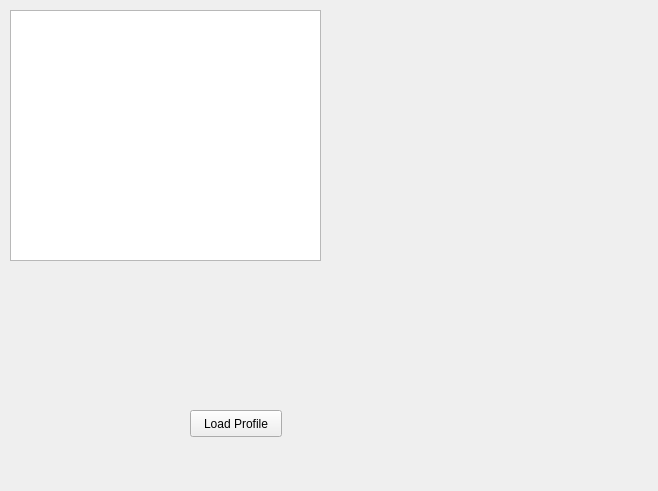
First picture: the form in gui/profilegui.ui, repository Huy-Nguyen-HCI/RocketBook, before the edit.
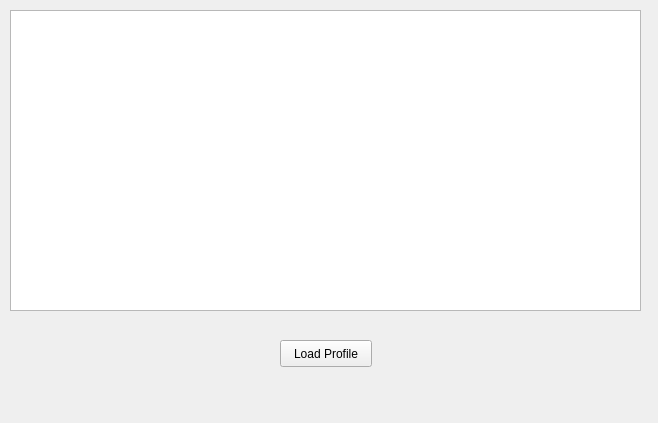
Second picture: the form after the edit.

Diff of the .ui file:
```diff
--- a/gui/profilegui.ui
+++ b/gui/profilegui.ui
@@ -7,7 +7,7 @@
     <x>0</x>
     <y>0</y>
     <width>658</width>
-    <height>491</height>
+    <height>423</height>
    </rect>
   </property>
   <property name="windowTitle">
@@ -18,16 +18,16 @@
     <rect>
      <x>10</x>
      <y>10</y>
-     <width>311</width>
-     <height>251</height>
+     <width>631</width>
+     <height>301</height>
     </rect>
    </property>
   </widget>
   <widget class="QPushButton" name="pushButton">
    <property name="geometry">
     <rect>
-     <x>190</x>
-     <y>410</y>
+     <x>280</x>
+     <y>340</y>
      <width>92</width>
      <height>27</height>
     </rect>
```
Left out of the diff: 2 changed lines with no effect on the pictures.
